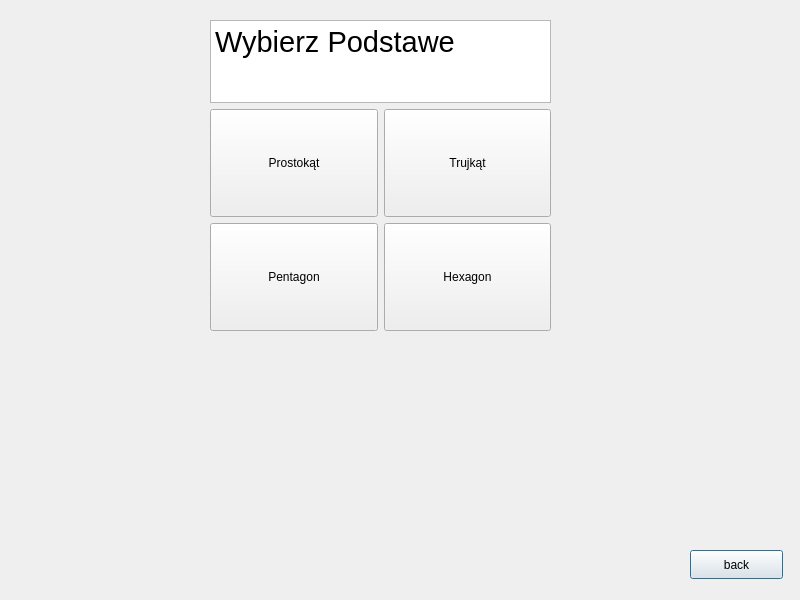
Qt form PrismBase.ui (KwRafik/GeometryCalc) before a commit.
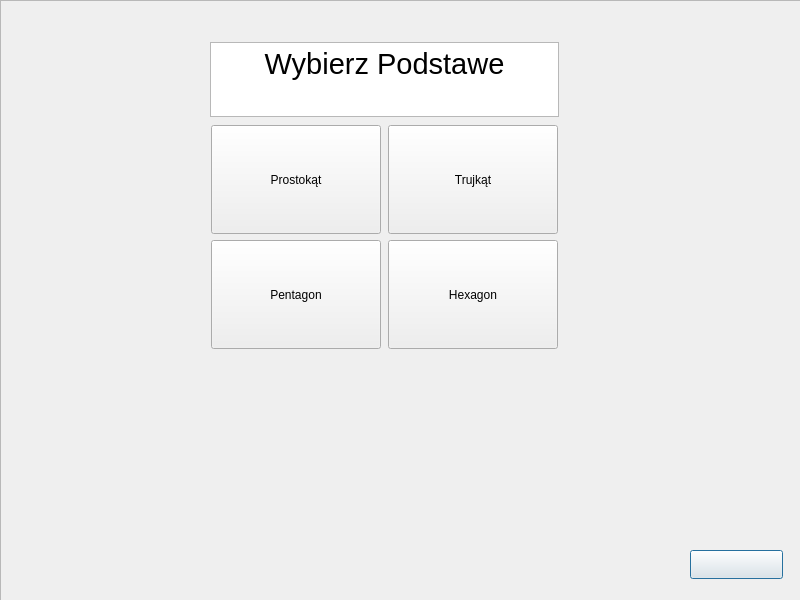
The same form after that commit. Icons and pictures are not drawn.

What changed in the file:
```diff
--- a/PrismBase.ui
+++ b/PrismBase.ui
@@ -25,6 +25,9 @@
   <property name="windowTitle">
    <string>Dialog</string>
   </property>
+  <property name="styleSheet">
+   <string notr="true"/>
+  </property>
   <widget class="QPushButton" name="backButton">
    <property name="geometry">
     <rect>
@@ -34,22 +37,49 @@
      <height>29</height>
     </rect>
    </property>
+   <property name="styleSheet">
+    <string notr="true">image: url(:/image/grafika/back.png);</string>
+   </property>
    <property name="text">
-    <string>back</string>
+    <string/>
    </property>
   </widget>
   <widget class="QWidget" name="layoutWidget">
    <property name="geometry">
     <rect>
      <x>210</x>
-     <y>20</y>
-     <width>341</width>
+     <y>40</y>
+     <width>351</width>
      <height>311</height>
     </rect>
    </property>
+   <property name="minimumSize">
+    <size>
+     <width>351</width>
+     <height>311</height>
+    </size>
+   </property>
+   <property name="maximumSize">
+    <size>
+     <width>351</width>
+     <height>311</height>
+    </size>
+   </property>
    <layout class="QVBoxLayout" name="verticalLayout">
     <item>
      <widget class="QTextBrowser" name="textBrowser">
+      <property name="minimumSize">
+       <size>
+        <width>349</width>
+        <height>75</height>
+       </size>
+      </property>
+      <property name="maximumSize">
+       <size>
+        <width>349</width>
+        <height>75</height>
+       </size>
+      </property>
       <property name="html">
        <string>&lt;!DOCTYPE HTML PUBLIC &quot;-//W3C//DTD HTML 4.0//EN&quot; &quot;http://www.w3.org/TR/REC-html40/strict.dtd&quot;&gt;
 &lt;html&gt;&lt;head&gt;&lt;meta name=&quot;qrichtext&quot; content=&quot;1&quot; /&gt;&lt;meta charset=&quot;utf-8&quot; /&gt;&lt;style type=&quot;text/css&quot;&gt;
@@ -58,38 +88,26 @@
 li.unchecked::marker { content: &quot;\2610&quot;; }
 li.checked::marker { content: &quot;\2612&quot;; }
 &lt;/style&gt;&lt;/head&gt;&lt;body style=&quot; font-family:'Segoe UI'; font-size:9pt; font-weight:400; font-style:normal;&quot;&gt;
-&lt;p style=&quot; margin-top:0px; margin-bottom:0px; margin-left:0px; margin-right:0px; -qt-block-indent:0; text-indent:0px;&quot;&gt;&lt;span style=&quot; font-size:22pt;&quot;&gt;Wybierz Podstawe&lt;/span&gt;&lt;/p&gt;&lt;/body&gt;&lt;/html&gt;</string>
+&lt;p align=&quot;center&quot; style=&quot; margin-top:0px; margin-bottom:0px; margin-left:0px; margin-right:0px; -qt-block-indent:0; text-indent:0px;&quot;&gt;&lt;span style=&quot; font-size:22pt;&quot;&gt;Wybierz Podstawe&lt;/span&gt;&lt;/p&gt;&lt;/body&gt;&lt;/html&gt;</string>
       </property>
      </widget>
     </item>
     <item>
      <layout class="QGridLayout" name="gridLayout">
-      <item row="0" column="2">
-       <widget class="QPushButton" name="TriangleButton">
-        <property name="styleSheet">
-         <string notr="true">wight: 45%;
-height: 100px;
-</string>
-        </property>
-        <property name="text">
-         <string>Trujkąt</string>
-        </property>
-       </widget>
-      </item>
-      <item row="0" column="0">
-       <widget class="QPushButton" name="RectangleButton">
-        <property name="styleSheet">
-         <string notr="true">wight: 45%;
-height: 100px;
-</string>
-        </property>
-        <property name="text">
-         <string>Prostokąt</string>
-        </property>
-       </widget>
-      </item>
       <item row="1" column="0">
        <widget class="QPushButton" name="PentagonButton">
+        <property name="minimumSize">
+         <size>
+          <width>170</width>
+          <height>109</height>
+         </size>
+        </property>
+        <property name="maximumSize">
+         <size>
+          <width>170</width>
+          <height>109</height>
+         </size>
+        </property>
         <property name="styleSheet">
          <string notr="true">wight: 200px;
 height: 100px;
@@ -100,8 +118,44 @@
         </property>
        </widget>
       </item>
+      <item row="0" column="2">
+       <widget class="QPushButton" name="TriangleButton">
+        <property name="minimumSize">
+         <size>
+          <width>170</width>
+          <height>109</height>
+         </size>
+        </property>
+        <property name="maximumSize">
+         <size>
+          <width>170</width>
+          <height>109</height>
+         </size>
+        </property>
+        <property name="styleSheet">
+         <string notr="true">wight: 45%;
+height: 100px;
+</string>
+        </property>
+        <property name="text">
+         <string>Trujkąt</string>
+        </property>
+       </widget>
+      </item>
       <item row="1" column="2">
        <widget class="QPushButton" name="HexagonButton">
+        <property name="minimumSize">
+         <size>
+          <width>170</width>
+          <height>109</height>
+         </size>
+        </property>
+        <property name="maximumSize">
+         <size>
+          <width>170</width>
+          <height>109</height>
+         </size>
+        </property>
         <property name="styleSheet">
          <string notr="true">wight: 50%;
 height: 100px;
@@ -112,10 +166,56 @@
         </property>
        </widget>
       </item>
+      <item row="0" column="0">
+       <widget class="QPushButton" name="RectangleButton">
+        <property name="minimumSize">
+         <size>
+          <width>170</width>
+          <height>109</height>
+         </size>
+        </property>
+        <property name="maximumSize">
+         <size>
+          <width>170</width>
+          <height>109</height>
+         </size>
+        </property>
+        <property name="styleSheet">
+         <string notr="true">wight: 45%;
+height: 100px;
+</string>
+        </property>
+        <property name="text">
+         <string>Prostokąt</string>
+        </property>
+       </widget>
+      </item>
      </layout>
     </item>
    </layout>
   </widget>
+  <widget class="QFrame" name="frame">
+   <property name="geometry">
+    <rect>
+     <x>0</x>
+     <y>0</y>
+     <width>801</width>
+     <height>601</height>
+    </rect>
+   </property>
+   <property name="styleSheet">
+    <string notr="true">image: url(:/image/grafika/backgraund.png);</string>
+   </property>
+   <property name="frameShape">
+    <enum>QFrame::StyledPanel</enum>
+   </property>
+   <property name="frameShadow">
+    <enum>QFrame::Raised</enum>
+   </property>
+  </widget>
+  <zorder>frame</zorder>
+  <zorder>backButton</zorder>
+  <zorder>layoutWidget</zorder>
  </widget>
  <resources/>
  <connections/>
```
